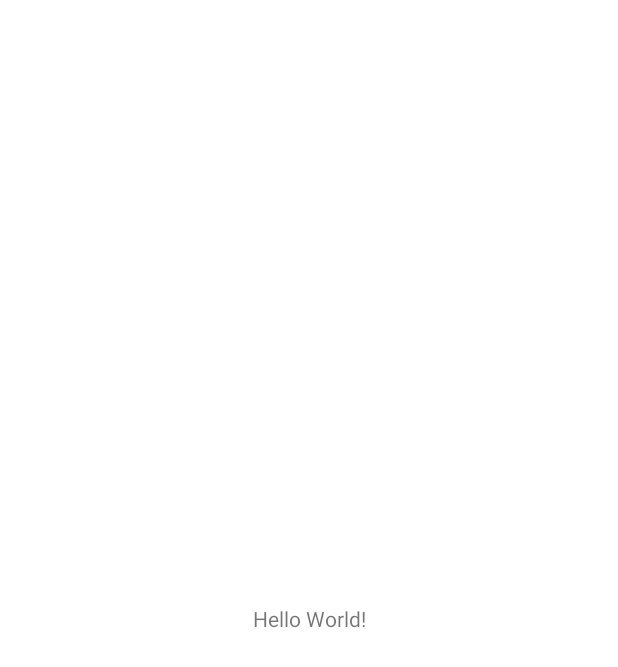
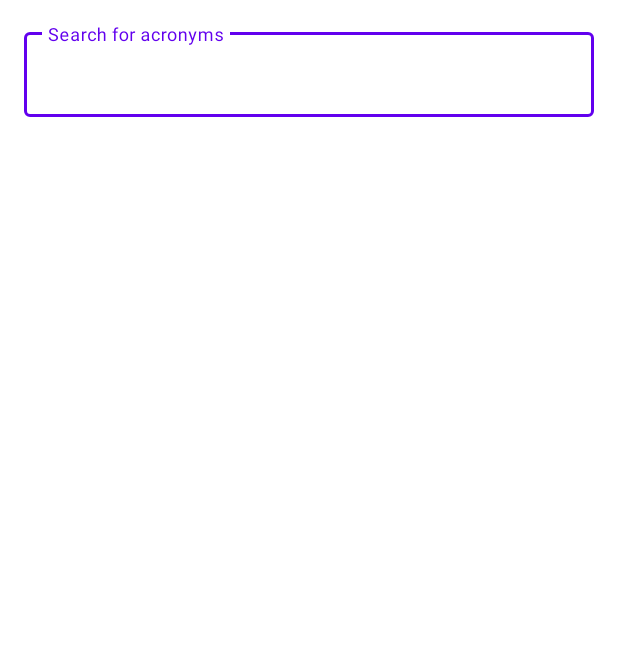
Before and after one commit to TregubArtem/acromineTestProject, an Android app: the screen it shows after launch (MainActivity), on a phone screen of 412 x 824 dp. Before the commit the part shown is almost empty. Shown: the top 667 px of the screen. Run offline under Robolectric (Android 15) with nearby library versions, the phone set to English and light mode, and no system bars; our stand-ins replace Dagger/Hilt's generated code, Timber, data binding.

Commit message:
[feature] implement base layout for main activity

```diff
--- a/app/src/main/kotlin/com/tregub/acromine/screen/MainActivity.kt
+++ b/app/src/main/kotlin/com/tregub/acromine/screen/MainActivity.kt
@@ -2,7 +2,7 @@ package com.tregub.acromine.screen
 
 import android.os.Bundle
 import androidx.activity.ComponentActivity
-import com.tregub.acromine.R
+import com.tregub.acromine.databinding.ActivityMainBinding
 
 /**
  * The root class that represents the owner of the entire user interface.
@@ -12,6 +12,6 @@ class MainActivity : ComponentActivity() {
 
     override fun onCreate(savedInstanceState: Bundle?) {
         super.onCreate(savedInstanceState)
-        setContentView(R.layout.activity_main)
+        setContentView(ActivityMainBinding.inflate(layoutInflater).root)
     }
 }
--- a/app/src/main/res/layout/activity_main.xml
+++ b/app/src/main/res/layout/activity_main.xml
@@ -1,18 +1,47 @@
 <?xml version="1.0" encoding="utf-8"?>
-<androidx.constraintlayout.widget.ConstraintLayout xmlns:android="http://schemas.android.com/apk/res/android"
+<layout xmlns:android="http://schemas.android.com/apk/res/android"
     xmlns:tools="http://schemas.android.com/tools"
-    xmlns:app="http://schemas.android.com/apk/res-auto"
+    xmlns:app="http://schemas.android.com/apk/res-auto">
+
+    <data />
+
+    <androidx.constraintlayout.widget.ConstraintLayout
         android:layout_width="match_parent"
         android:layout_height="match_parent"
         tools:context=".screen.MainActivity">
 
-    <TextView
-        android:layout_width="wrap_content"
+        <com.google.android.material.textfield.TextInputLayout
+            android:id="@+id/acronym_input"
+            android:layout_width="0dp"
             android:layout_height="wrap_content"
-        android:text="Hello World!"
-        app:layout_constraintBottom_toBottomOf="parent"
+            android:layout_margin="@dimen/default_indent"
+            android:hint="@string/main_search_acronyms"
             app:layout_constraintStart_toStartOf="parent"
             app:layout_constraintEnd_toEndOf="parent"
-        app:layout_constraintTop_toTopOf="parent" />
+            app:layout_constraintTop_toTopOf="parent"
+            style="@style/Widget.MaterialComponents.TextInputLayout.OutlinedBox">
 
+            <com.google.android.material.textfield.TextInputEditText
+                android:layout_width="match_parent"
+                android:layout_height="wrap_content"
+                android:inputType="text|textCapSentences"
+                android:imeOptions="actionSearch" />
+        </com.google.android.material.textfield.TextInputLayout>
+
+        <androidx.swiperefreshlayout.widget.SwipeRefreshLayout
+            android:layout_width="0dp"
+            app:layout_constraintTop_toBottomOf="@+id/acronym_input"
+            app:layout_constraintStart_toStartOf="parent"
+            app:layout_constraintEnd_toEndOf="parent"
+            app:layout_constraintBottom_toBottomOf="parent"
+            android:layout_height="0dp">
+
+            <androidx.recyclerview.widget.RecyclerView
+                android:layout_width="match_parent"
+                android:layout_height="match_parent"
+                android:paddingTop="@dimen/default_indent"
+                android:paddingBottom="@dimen/default_indent"
+                android:clipToPadding="false" />
+        </androidx.swiperefreshlayout.widget.SwipeRefreshLayout>
     </androidx.constraintlayout.widget.ConstraintLayout>
+</layout>
--- /dev/null
+++ b/app/src/main/res/values/dimens.xml
@@ -0,0 +1,4 @@
+<?xml version="1.0" encoding="utf-8"?>
+<resources>
+    <dimen name="default_indent">16dp</dimen>
+</resources>
--- a/app/src/main/res/values/strings.xml
+++ b/app/src/main/res/values/strings.xml
@@ -1,3 +1,4 @@
 <resources>
     <string name="app_name" translatable="false">Acromine</string>
+    <string name="main_search_acronyms">Search for acronyms</string>
 </resources>
```
Lines whose indentation alone changed are shown as unchanged.
